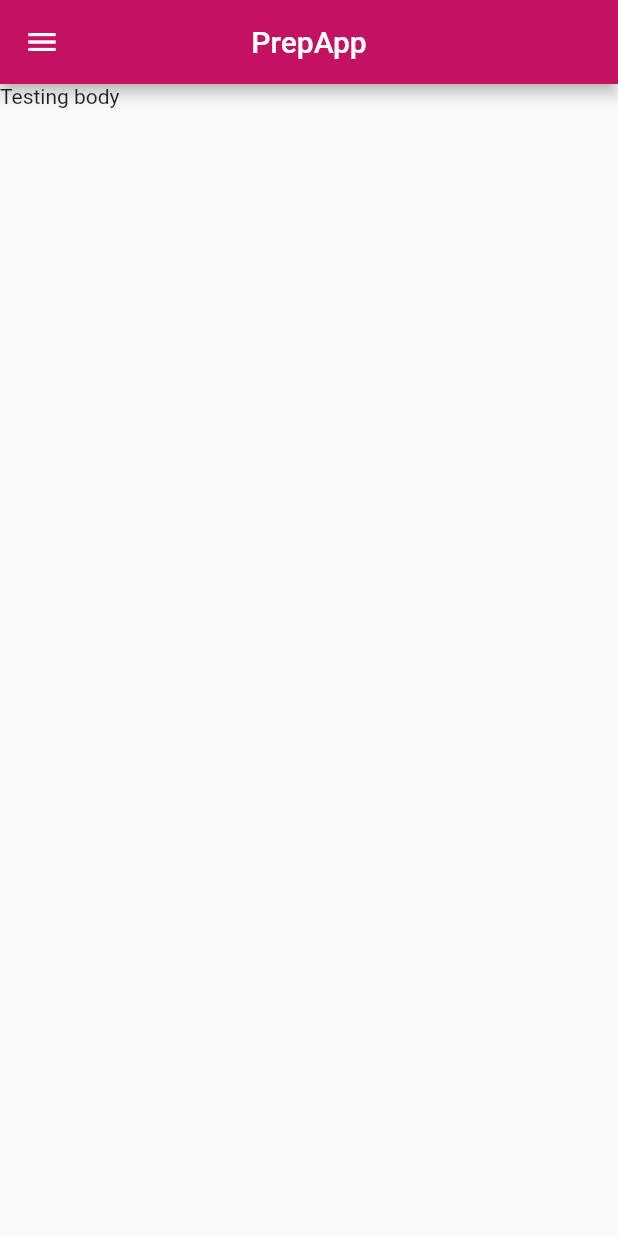
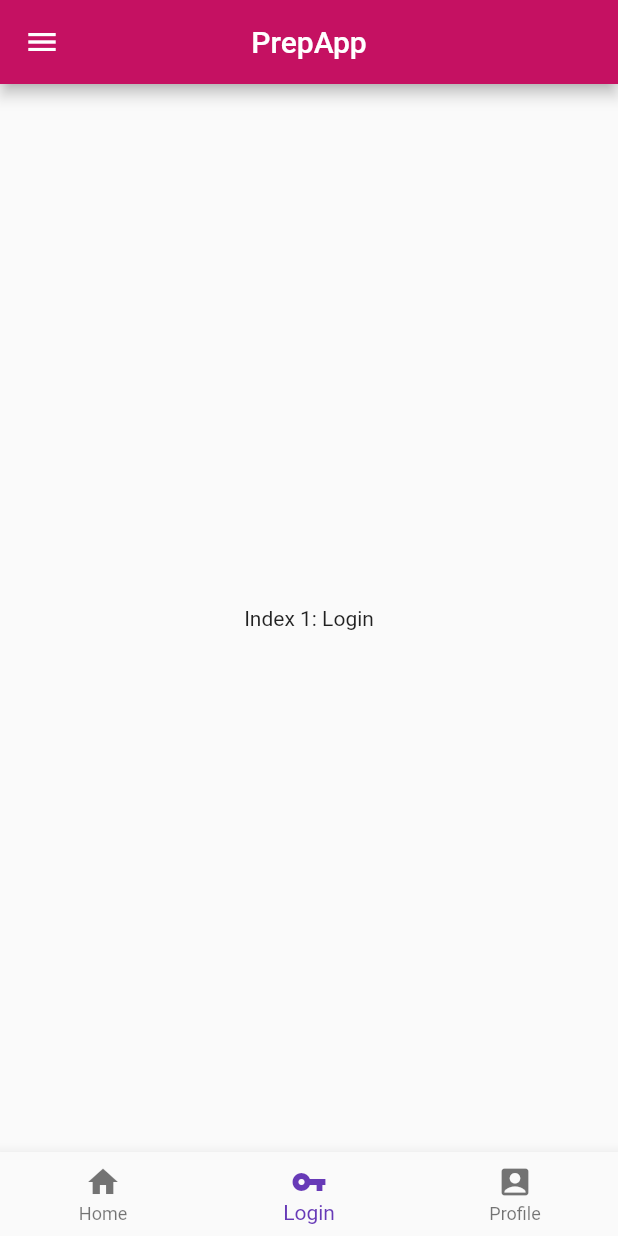
Before and after one commit to Besslan/FlutterApp, a Flutter app: the screen it shows after launch, on a phone screen of 412 x 824 dp. Run offline on Flutter 3.47's test engine with Material 2 defaults, Android fonts, the phone set to English and light mode, and no system bars.

Commit message:
add bottom navigation bar , refactor navigation

```diff
--- a/lib/src/home.dart
+++ b/lib/src/home.dart
@@ -1,19 +1,11 @@
 import 'package:flutter/material.dart';
-import 'drawer.dart';
-import 'body.dart';
-
+// import 'drawer.dart';
+// import 'body.dart';
+import 'navigation.dart';
 
 class HomePage extends StatelessWidget {
   @override
   Widget build(BuildContext context) {
-    return Scaffold(
-      appBar: AppBar(
-        centerTitle: true,
-        backgroundColor: Colors.pinkAccent[700],
-        title: Text('PrepApp'),
-      ),
-      drawer: DrawerNavigation(),
-      body: Body()
-    );
+    return Navigation();
   }
 }
--- /dev/null
+++ b/lib/src/navigation.dart
@@ -0,0 +1,49 @@
+import 'package:flutter/material.dart';
+import 'drawer.dart';
+
+class Navigation extends StatefulWidget {
+ Navigation({Key key}) : super(key: key);
+
+ @override
+ NavigationState createState() => NavigationState();
+}
+
+ class NavigationState extends State<Navigation> {
+ int _selectedIndex = 1;
+ final _widgetOptions = [
+   Text('Index 0: Home'),
+   Text('Index 1: Login'),
+   Text('Index 2: Profile'),
+ ];
+
+ @override
+ Widget build(BuildContext context) {
+   return Scaffold(
+    appBar: AppBar(
+        centerTitle: true,
+        backgroundColor: Colors.pinkAccent[700],
+        title: Text('PrepApp'),
+      ),
+     body: Center(
+       child: _widgetOptions.elementAt(_selectedIndex),
+     ),
+      drawer: DrawerNavigation(),
+     bottomNavigationBar: BottomNavigationBar(
+       items: <BottomNavigationBarItem>[
+         BottomNavigationBarItem(icon: Icon(Icons.home), title: Text('Home')),
+         BottomNavigationBarItem(icon: Icon(Icons.vpn_key), title: Text('Login')),
+         BottomNavigationBarItem(icon: Icon(Icons.account_box), title: Text('Profile')),
+       ],
+       currentIndex: _selectedIndex,
+       fixedColor: Colors.deepPurple,
+       onTap: _onItemTapped,
+     ),
+   );
+ }
+
+ void _onItemTapped(int index) {
+   setState(() {
+     _selectedIndex = index;
+   });
+ }
+}
```
